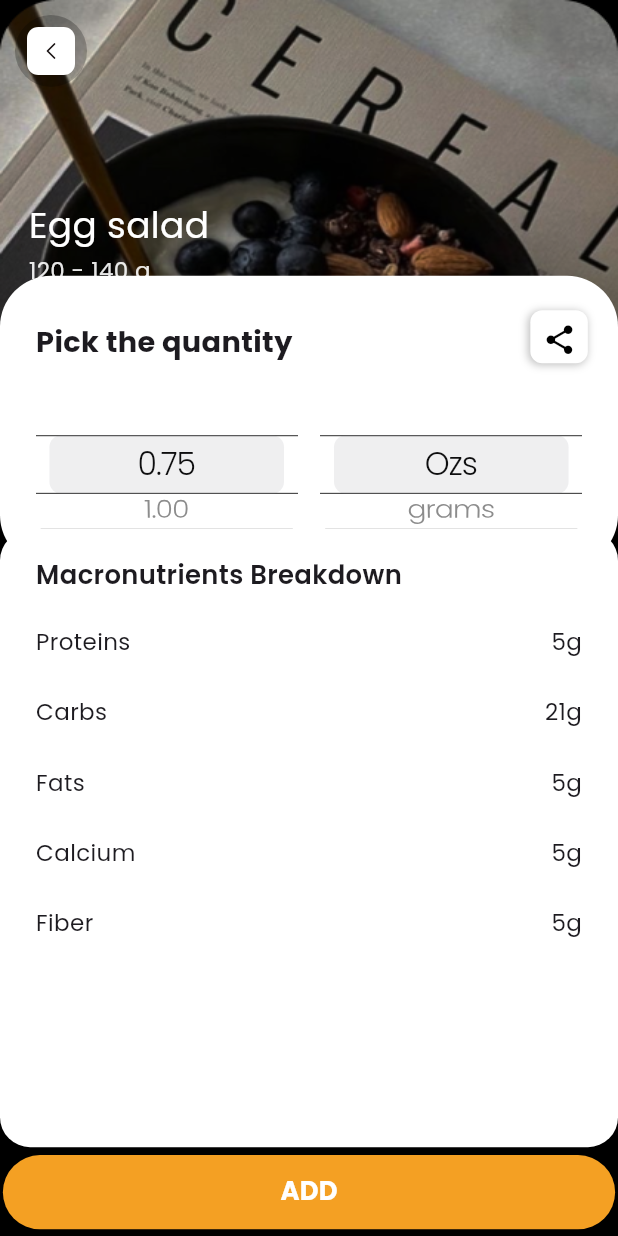
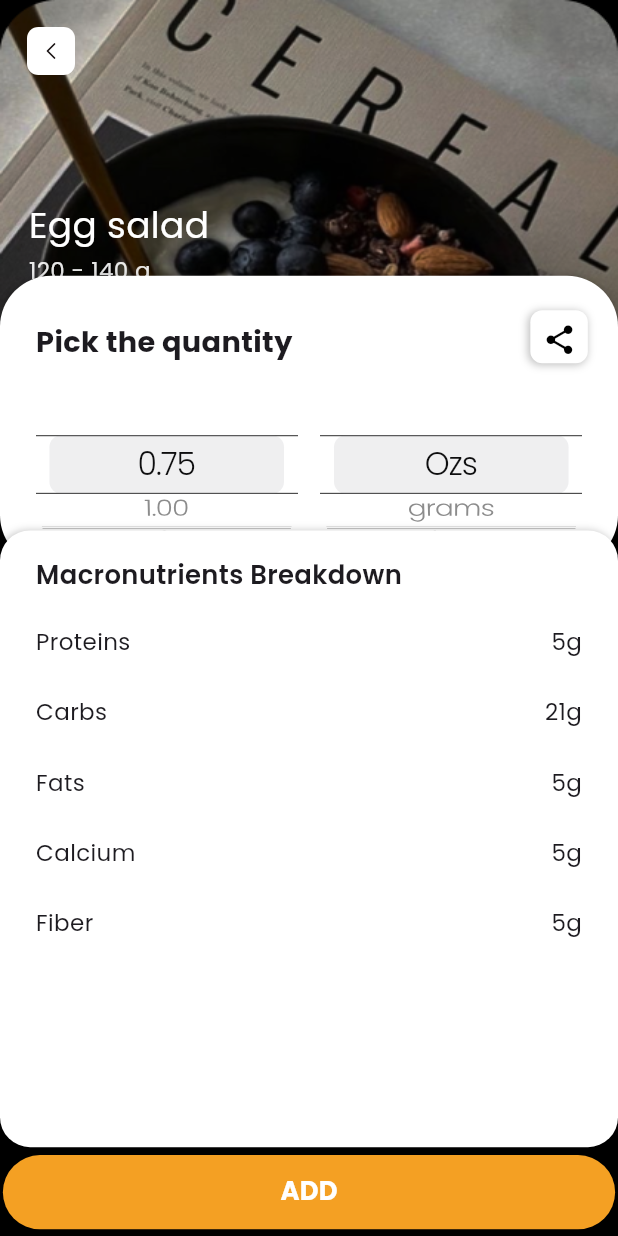
Before and after one commit to PratyushaKumarKar/misflo, a Flutter app: the Diet2 screen opened directly, after a tap on the "add" icon, on a phone screen of 412 x 824 dp. Run offline on Flutter 3.47's test engine with Material 3 defaults, Android fonts, the phone set to English and light mode, and no system bars; our stand-ins replace cloud_firestore, curved_navigation_bar, firebase_auth, firebase_core, firebase_storage, flutter_gemini and 5 more; accounts and stored records are empty.

Commit message:
minor improvements

```diff
--- a/lib/pages/diet2.dart
+++ b/lib/pages/diet2.dart
@@ -147,7 +147,7 @@ class _Diet2State extends State<Diet2> {
                   print("load create custom Diet Plan page");
                 },
                 style: ElevatedButton.styleFrom(
-                  backgroundColor: Colors.black,
+                  backgroundColor: Color.fromARGB(255, 244, 160, 35),
                   shape: RoundedRectangleBorder(
                     borderRadius: BorderRadius.only(
                         topLeft: Radius.circular(25),
@@ -161,7 +161,7 @@ class _Diet2State extends State<Diet2> {
                   child: Text(
                     'Can' 't find your food? Make your own',
                     style: TextStyle(
-                        color: Color.fromARGB(255, 244, 160, 35),
+                        color: Colors.black,
                         fontSize: height(context, 20),
                         fontWeight: FontWeight.w500),
                   ),
@@ -220,7 +220,12 @@ class _Diet2State extends State<Diet2> {
     return ListTile(
       title: Text(title),
       trailing: IconButton(
-        icon: Icon(Icons.add, color: Colors.yellow),
+        icon: Container(
+          child: Icon(
+            Icons.add,
+            color: Color.fromRGBO(244, 162, 35, 100),
+          ),
+        ),
         onPressed: () {
           print("opening$title ");
           Navigator.push(
--- a/lib/pages/diet_recipe_detail.dart
+++ b/lib/pages/diet_recipe_detail.dart
@@ -59,11 +59,6 @@ class DietRecipeDetail extends StatelessWidget {
                 },
                 child: Container(
                   padding: const EdgeInsets.all(8), // Padding for the tap area
-                  decoration: BoxDecoration(
-                    color: Colors.black
-                        .withOpacity(0.25), // Semi-transparent black background
-                    shape: BoxShape.circle,
-                  ),
                   child: SvgPicture.asset(
                     'assets/back_button_white.svg',
                     width: 32, // Your SVG file size
@@ -112,6 +107,12 @@ class DietRecipeDetail extends StatelessWidget {
                   right: width(context, 25),
                 ),
                 decoration: BoxDecoration(
+                  boxShadow: [
+                    BoxShadow(
+                        blurRadius: 4,
+                        color: Colors.black.withOpacity(0.25),
+                        offset: Offset(-1, 1))
+                  ],
                   color: Colors.white,
                   borderRadius: BorderRadius.circular(34),
                 ),
@@ -189,9 +190,14 @@ class DietRecipeDetail extends StatelessWidget {
                   horizontal: width(context, 25),
                 ),
                 decoration: BoxDecoration(
-                  color: Colors.white,
-                  borderRadius: BorderRadius.circular(20),
-                ),
+                    color: Colors.white,
+                    borderRadius: BorderRadius.circular(20),
+                    boxShadow: [
+                      BoxShadow(
+                          blurRadius: 4,
+                          color: Colors.black.withOpacity(0.25),
+                          offset: Offset(-1, 1))
+                    ]),
                 child: Column(
                   crossAxisAlignment: CrossAxisAlignment.start,
                   children: [
@@ -287,7 +293,7 @@ Widget _buildQuantityItem(BuildContext context, String text, bool isQuantity) {
 Widget buildCupertinoPicker(
     BuildContext context, List<String> itemList, bool isQuantity) {
   return Container(
-    height: height(context, 200), // Height of the entire picker container
+    height: height(context, 120), // Height of the entire picker container
     color: Colors.white, // Background color of the picker
     child: CupertinoPicker(
       itemExtent: height(context, 40), // Height of each item in the picker
```
